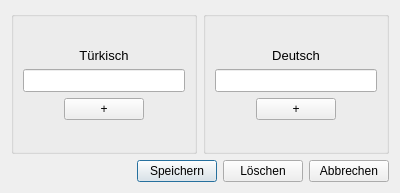
This is dialog_edit.ui in JannikGrabe/Phase6 as Qt 5 draws it before an edit. The edited form follows.
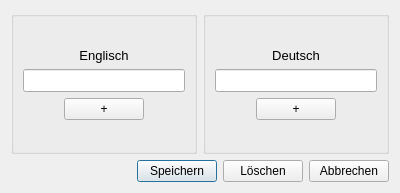
This is the edited form. Icons and pictures are not drawn.

Commit message: change Türkisch to Englisch and compare words without case sensitivity

Patch:
```diff
--- a/dialog_edit.ui
+++ b/dialog_edit.ui
@@ -55,7 +55,7 @@
            </font>
           </property>
           <property name="text">
-           <string>Türkisch</string>
+           <string>Englisch</string>
           </property>
           <property name="alignment">
            <set>Qt::AlignCenter</set>
```
The commit also changes 4 other files.
